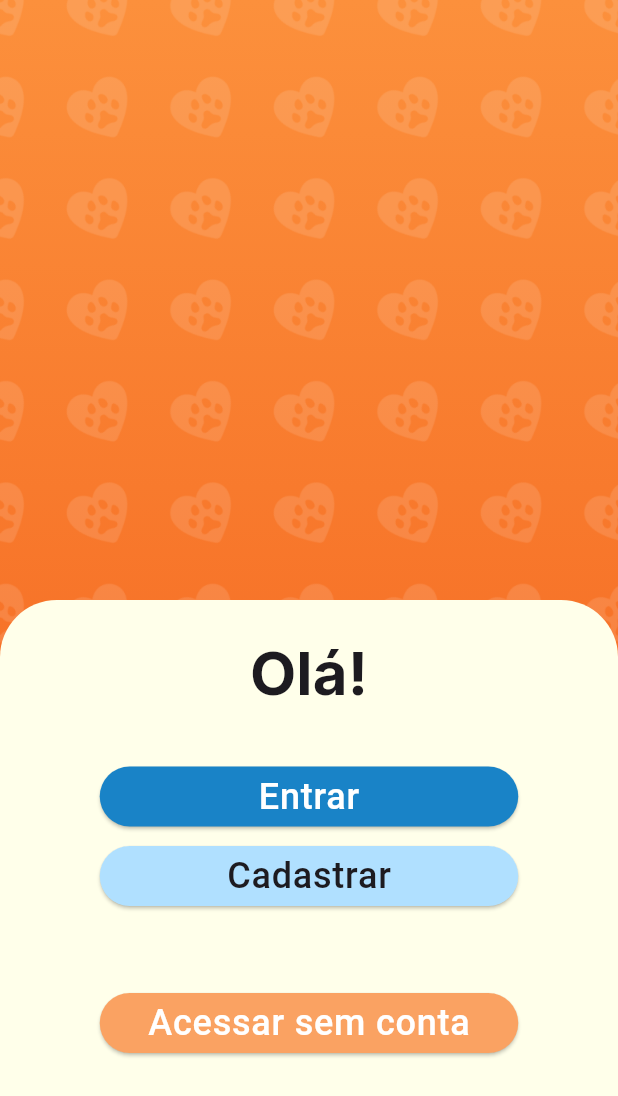
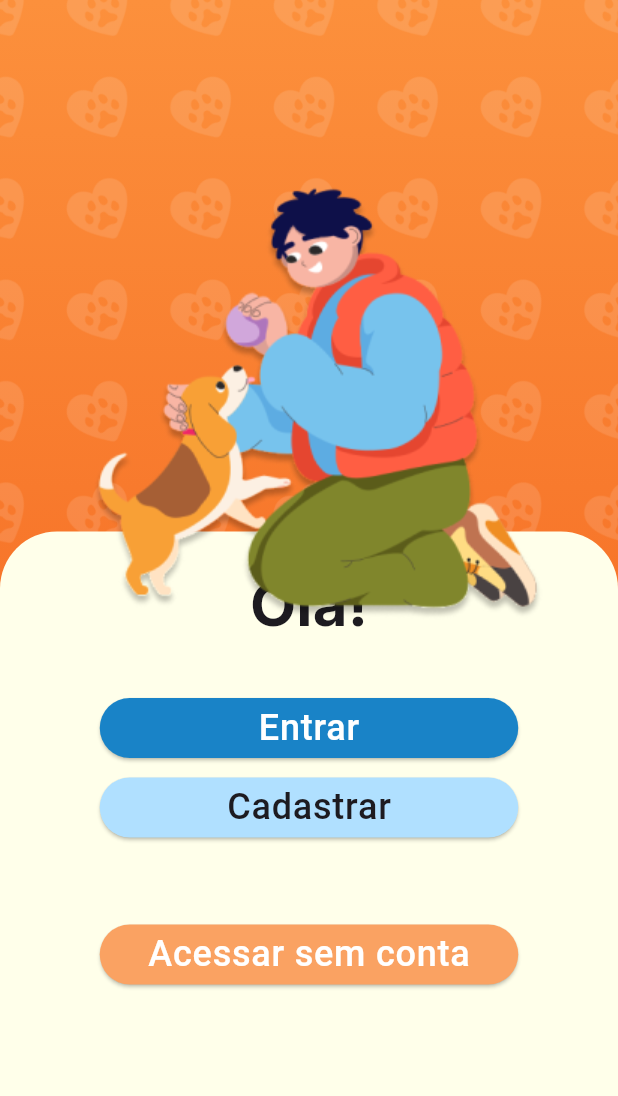
Before and after one commit to Igorsant/petit, a Flutter app: the screen it shows after launch, on a phone screen of 412 x 824 dp. Shown: the top 1096 px of the screen. Run offline on Flutter 3.47's test engine with Material 3 defaults, Android fonts, the light colour scheme and no system bars; our stand-ins replace google_fonts.

Commit message:
try positioning young_man

```diff
--- a/lib/views/login.dart
+++ b/lib/views/login.dart
@@ -13,7 +13,9 @@ class _LoginViewState extends State<LoginView> {
   @override
   Widget build(BuildContext context) {
     return Scaffold(
-      body: Container(
+      body: Stack(
+        children: [
+          Container(
             decoration: const BoxDecoration(
               gradient: LinearGradient(
                 begin: Alignment.topCenter,
@@ -31,12 +33,10 @@ class _LoginViewState extends State<LoginView> {
             ),
             child: Column(
               children: [
-            const SizedBox(height: 400),
-            Expanded(
-              child: Row(
-                children: [
+                SizedBox(height: MediaQuery.of(context).size.height*0.43),
                 Expanded(
                     child: Container(
+                  width: double.infinity,
                   decoration: const BoxDecoration(
                     color: Color.fromRGBO(255, 255, 234, 1),
                     borderRadius: BorderRadius.only(
@@ -74,13 +74,11 @@ class _LoginViewState extends State<LoginView> {
                         width: 279,
                         child: ElevatedButton(
                           style: ElevatedButton.styleFrom(
-                                backgroundColor:
-                                    const Color.fromRGBO(176, 224, 255, 1),
+                            backgroundColor: const Color.fromRGBO(176, 224, 255, 1),
                           ),
                           onPressed: () {},
                           child: Text(
-                                  style:
-                                      Theme.of(context).textTheme.labelMedium,
+                              style: Theme.of(context).textTheme.labelMedium,
                               "Cadastrar"),
                         ),
                       ),
@@ -89,8 +87,7 @@ class _LoginViewState extends State<LoginView> {
                         margin: const EdgeInsets.only(top: 50),
                         child: ElevatedButton(
                           style: ElevatedButton.styleFrom(
-                                backgroundColor:
-                                    const Color.fromRGBO(250, 162, 98, 1),
+                            backgroundColor: const Color.fromRGBO(250, 162, 98, 1),
                           ),
                           onPressed: () {},
                           child: Text(
@@ -104,13 +101,12 @@ class _LoginViewState extends State<LoginView> {
                       ),
                     ],
                   ),
-                    ),
-                  ),
+                )),
               ],
             ),
           ),
+          Positioned(top: MediaQuery.of(context).size.height*0.14, right: MediaQuery.of(context).size.width*0.1,child: Image.asset("images/young_man.png"))
         ],
-        ),
       ),
     );
 
```
Lines whose indentation alone changed are shown as unchanged.
